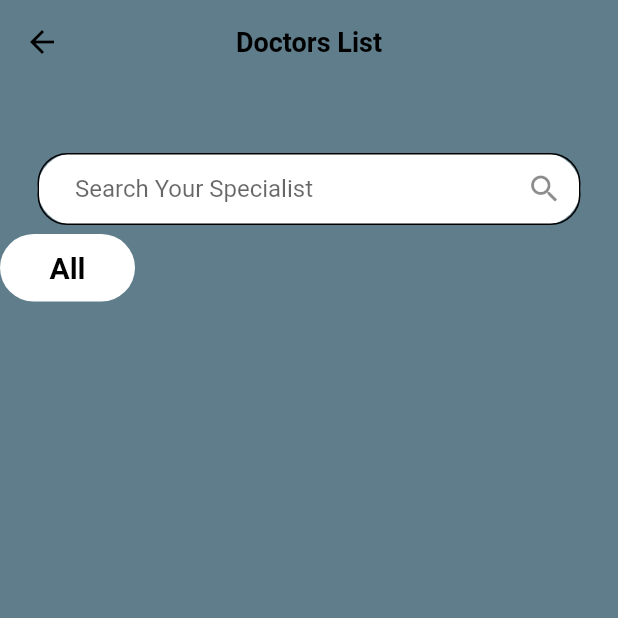
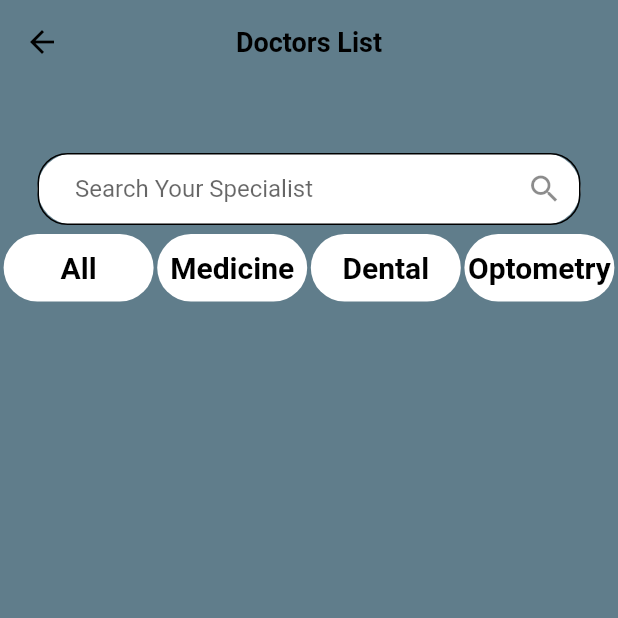
Before and after one commit to abuniaz/Health-Care, a Flutter app: the DoctorsHome screen opened directly, on a phone screen of 412 x 824 dp, the top half of it. Run offline on Flutter 3.47's test engine with Material 2 defaults, Android fonts, the phone set to English and light mode, and no system bars.

Commit message:
Update categories.dart

```diff
--- a/health_care/lib/Doctors_List/categories.dart
+++ b/health_care/lib/Doctors_List/categories.dart
@@ -14,25 +14,56 @@ class _CategoriesState extends State<Categories> {
   @override
   Widget build(BuildContext context) {
     return Row(
+      mainAxisAlignment: MainAxisAlignment.spaceEvenly,
       children: [
-        Container(
-          height: 45,
-          width: 90,
-          decoration: BoxDecoration(
-            color: _isSelectedColor ? Colors.black : Colors.white,
-            borderRadius: BorderRadius.circular(30),
-          ),
-          child: const Center(
-            child: Text(
-              'All',
-              style: TextStyle(
-                  fontSize: 20,
-                  fontWeight: FontWeight.bold,
-                  color: Colors.black),
-            ),
-          ),
+        Contant(
+          isSelectedColor: _isSelectedColor,
+          name: 'All',
+        ),
+        Contant(
+          isSelectedColor: _isSelectedColor,
+          name: 'Medicine',
+        ),
+        Contant(
+          isSelectedColor: _isSelectedColor,
+          name: 'Dental',
+        ),
+        Contant(
+          isSelectedColor: _isSelectedColor,
+          name: 'Optometry',
         )
       ],
     );
   }
 }
+
+class Contant extends StatelessWidget {
+  const Contant({
+    Key? key,
+    required bool isSelectedColor,
+    required this.name,
+  })  : _isSelectedColor = isSelectedColor,
+        super(key: key);
+
+  final bool _isSelectedColor;
+  final String name;
+
+  @override
+  Widget build(BuildContext context) {
+    return Container(
+      height: 45,
+      width: 100,
+      decoration: BoxDecoration(
+        color: _isSelectedColor ? Colors.black : Colors.white,
+        borderRadius: BorderRadius.circular(30),
+      ),
+      child: Center(
+        child: Text(
+          name,
+          style: const TextStyle(
+              fontSize: 20, fontWeight: FontWeight.bold, color: Colors.black),
+        ),
+      ),
+    );
+  }
+}
```
